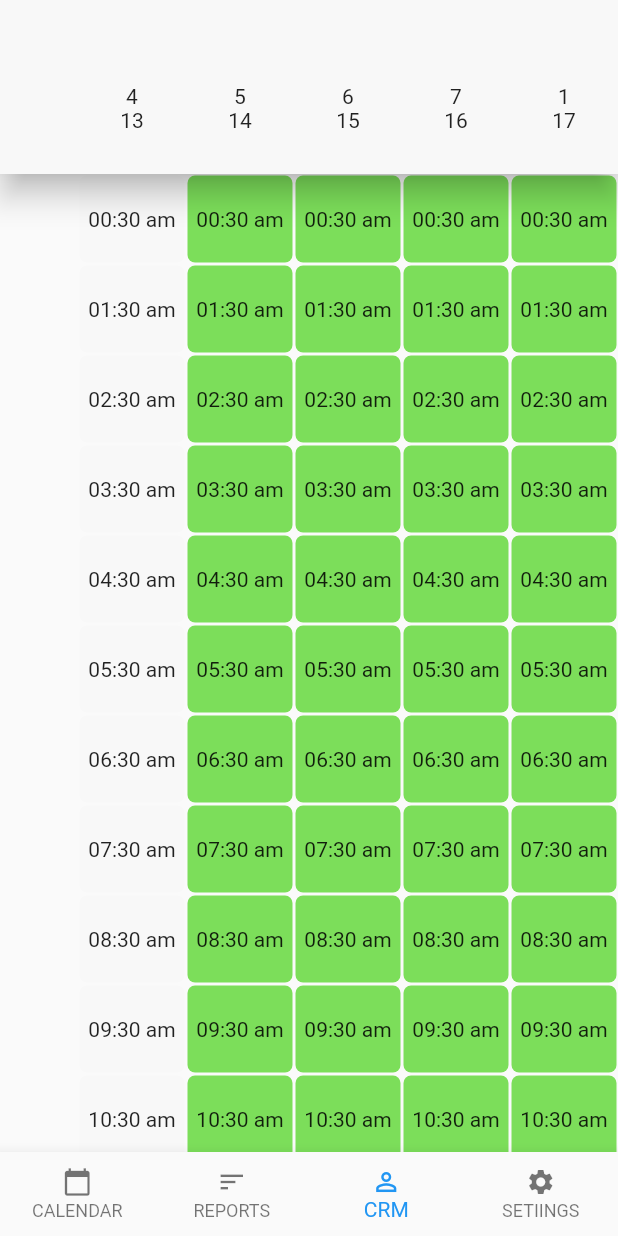
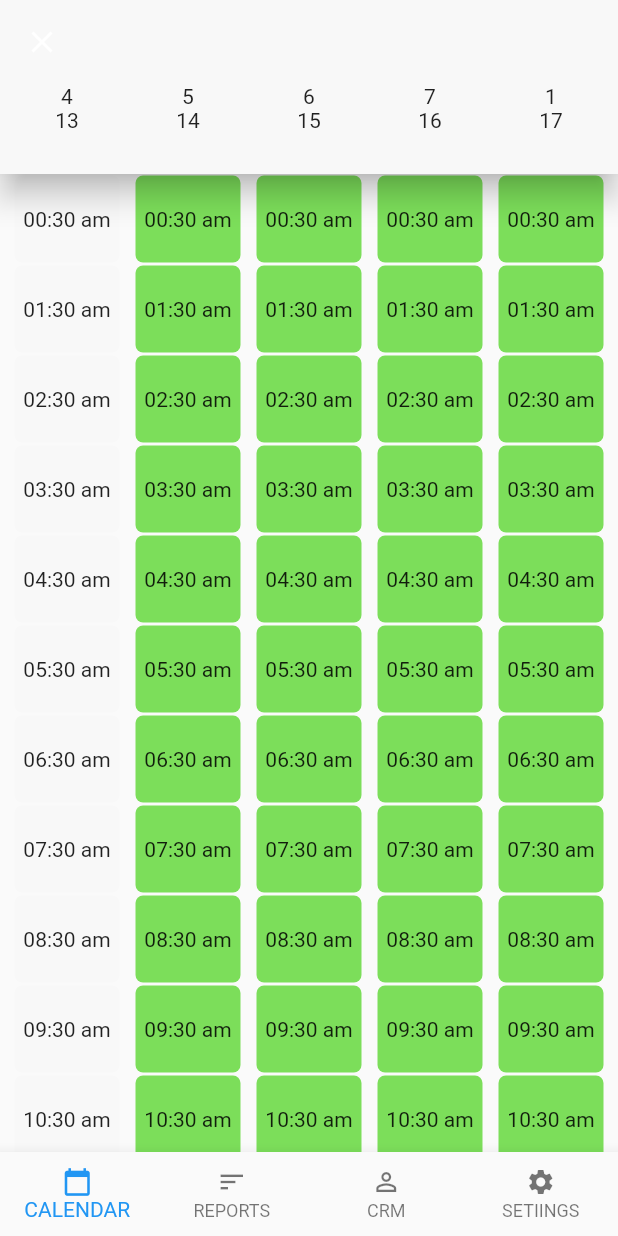
Before and after one commit to old-reynard/Badminton, a Flutter app: the screen it shows after launch, on a phone screen of 412 x 824 dp. Run offline on Flutter 3.47's test engine with Material 2 defaults, Android fonts, the phone set to English and light mode, and no system bars; our stand-ins replace flutter_svg.

Commit message:
backdrop added

```diff
--- /dev/null
+++ b/badminton/lib/UI/backdrop.dart
@@ -0,0 +1,92 @@
+import 'package:flutter/material.dart';
+
+import 'package:badminton/data/contract.dart';
+
+class Backdrop extends StatefulWidget {
+  final AnimationController controller;
+  final Widget backLayer;
+
+  Backdrop({this.controller, this.backLayer});
+
+  @override
+  _BackdropState createState() => _BackdropState();
+}
+
+class _BackdropState extends State<Backdrop> {
+  Animation<RelativeRect> getPanelAnimation(BoxConstraints constraints) {
+
+    final backPanelHeight = constraints.biggest.height;
+    final frontPanelHeight = BadSizes.backdropHeight;
+
+    return RelativeRectTween(
+            begin: RelativeRect.fromLTRB(
+                0.0, backPanelHeight, 0.0, 0.0),
+            end: RelativeRect.fromLTRB(0.0, frontPanelHeight, 0.0, 0.0))
+        .animate(
+            CurvedAnimation(parent: widget.controller, curve: Curves.linear));
+  }
+
+
+  bool get isBackdropVisible {
+    final AnimationStatus status = widget.controller.status;
+    return status == AnimationStatus.completed ||
+        status == AnimationStatus.forward;
+  }
+
+
+  Widget bothPanels(BuildContext context, BoxConstraints constraints) {
+
+    final double headerHeight = isBackdropVisible ? BadSizes.headerHeight : 0;
+
+    return Container(
+      child: Stack(
+        children: <Widget>[
+          widget.backLayer,
+          PositionedTransition(
+            rect: getPanelAnimation(constraints),
+            child: Material(
+              elevation: 12.0,
+              borderRadius: BorderRadius.only(
+                  topLeft: Radius.circular(BadSizes.headerBorderRadius),
+                  topRight: Radius.circular(BadSizes.headerBorderRadius)),
+              child: Column(
+                children: <Widget>[
+                  Container(
+                    height: headerHeight,
+                    child: Material(
+                      color: BadColors.accent,
+                      shape: RoundedRectangleBorder(
+                        borderRadius: BorderRadius.only(
+                            topLeft: Radius.circular(BadSizes.headerBorderRadius),
+                            topRight: Radius.circular(BadSizes.headerBorderRadius)),
+                      ),
+                      child: Center(
+                        child: Text(
+                          "Header",
+                        ),
+                      ),
+                    ),
+                  ),
+                  Expanded(
+                    child: Center(
+                      child: Text("Front Panel",
+                          style:
+                              TextStyle(fontSize: 24.0, color: Colors.black)),
+                    ),
+                  )
+                ],
+              ),
+            ),
+          )
+        ],
+      ),
+    );
+  }
+
+  @override
+  Widget build(BuildContext context) {
+    return LayoutBuilder(
+      builder: bothPanels,
+    );
+  }
+}
--- a/badminton/lib/UI/widgets.dart
+++ b/badminton/lib/UI/widgets.dart
@@ -1,13 +1,12 @@
 import 'package:flutter/material.dart';
 
 import 'package:badminton/data/contract.dart';
-import 'package:badminton/services/calendar_service.dart';
 
 class BadWidgets {
 
   static Widget bottomBar() {
     return BottomNavigationBar(
-      currentIndex: 2,
+      currentIndex: 0,
       type: BottomNavigationBarType.fixed,
       items: <BottomNavigationBarItem>[
         BottomNavigationBarItem(
@@ -71,17 +70,12 @@ class _CellState extends State<Cell> {
     return Container(
       width: width,
       height: height,
-      decoration: BoxDecoration(
-        borderRadius: BorderRadius.circular(5),
-      ),
-//      color: widget.color,
       child: Padding(
         padding: EdgeInsets.all(BadSizes.cellPadding),
         child: Material(
           color: widget.color,
           shape: RoundedRectangleBorder(borderRadius: BorderRadius.circular(5)),
           child: InkWell(
-            borderRadius: BorderRadius.circular(5),
             child: Center(
               child: Text(widget.text),
             )
--- a/badminton/lib/calendar.dart
+++ b/badminton/lib/calendar.dart
@@ -2,6 +2,7 @@ import 'package:flutter/material.dart';
 import 'data/contract.dart';
 import 'package:badminton/UI/widgets.dart';
 import 'services/calendar_service.dart';
+import 'package:badminton/UI/backdrop.dart';
 
 class CalendarPage extends StatefulWidget {
 
@@ -14,38 +15,59 @@ class CalendarPage extends StatefulWidget {
 }
 
 
-class _CalendarPageState extends State<CalendarPage> {
+class _CalendarPageState extends State<CalendarPage>
+  with SingleTickerProviderStateMixin {
 
+  AnimationController controller;
   Map available;
 
 
   @override
   void initState() {
     super.initState();
-    available = widget._calendarService.availability();
+    widget._calendarService.availability().then((json) {
+      setState(() {
+        available = json;
+      });
+    });
+
+    controller = AnimationController(
+      vsync: this,
+      duration: Duration(microseconds: BadSizes.backdropDuration),
+      value: 0.0
+    );
   }
+
+
+  @override
+  void dispose() {
+    super.dispose();
+    controller.dispose();
+  }
+
+
+  bool get isBackdropVisible {
+    final AnimationStatus status = controller.status;
+    return status == AnimationStatus.completed ||
+        status == AnimationStatus.forward;
+  }
+
 
   @override
   Widget build(BuildContext context) {
     return Scaffold(
       appBar: _appBar(),
-      body: SingleChildScrollView(
-        child: Center(
-          child: Row(
-            mainAxisAlignment: MainAxisAlignment.end,
-             children: calendarGrid(),
-          ),
-        ),
-      ),
+      body: Backdrop(controller: controller, backLayer: calendarGrid(),),
       bottomNavigationBar: BadWidgets.bottomBar(),
     );
   }
 
-  List<Widget> calendarGrid() {
+  Widget calendarGrid() {
 
     Color color;
 
     List<Widget> grid = <Widget>[];
+    if (available != null) {
       var dates = available.keys.toList();
       for (int i = 0; i < BadSizes.cellsPerScreen; i++) {
         color = (i == 0 ? BadColors.background : BadColors.main);
@@ -56,8 +78,17 @@ class _CalendarPageState extends State<CalendarPage> {
             )
         );
       }
+    }
 
-    return grid;
+    return SingleChildScrollView(
+        child: Center(
+          child: Row(
+            mainAxisAlignment: MainAxisAlignment.spaceEvenly,
+            mainAxisSize: MainAxisSize.max,
+            children: grid,
+          ),
+        ),
+      );
   }
 
   List<Widget> fromDate(Map date, Color color) {
@@ -78,11 +109,21 @@ class _CalendarPageState extends State<CalendarPage> {
 
   Widget _appBar() {
     return AppBar(
+      leading: new IconButton(
+        onPressed: () {
+          controller.fling(velocity: isBackdropVisible ? -1.0 : 1.0);
+        },
+        icon: new AnimatedIcon(
+          icon: AnimatedIcons.close_menu,
+          progress: controller.view,
+        ),
+      ),
       elevation: 8.0,
       backgroundColor: BadColors.background,
       bottom: PreferredSize(
           child: Row(
-            mainAxisAlignment: MainAxisAlignment.end,
+            mainAxisSize: MainAxisSize.max,
+            mainAxisAlignment: MainAxisAlignment.spaceEvenly,
             children: _populateHeader(),
           ),
           preferredSize: Size.fromHeight(BadSizes.cellHeight),
@@ -92,11 +133,13 @@ class _CalendarPageState extends State<CalendarPage> {
 
   List<Widget> _populateHeader() {
     List<Widget> header = <Widget>[];
+    if (available != null) {
       var dates = available.keys. toList();
       for (int i = 0; i < BadSizes.cellsPerScreen; i++) {
         DateTime date = dates[i];
         header.add(CellHeader(date: date.day, day: date.weekday.toString(),));
       }
+    }
     return header;
   }
 }
--- a/badminton/lib/data/contract.dart
+++ b/badminton/lib/data/contract.dart
@@ -36,10 +36,17 @@ class BadSizes {
 
   // Calendar cell dimensions
   static final double cellWidth = 72;
-  static final double cellHeight = 60;
+  static const double cellHeight = 60;
   static final double cellPadding = 1;
 
   static final int cellsPerScreen = 5;
+
+  // backdrop
+  static final int backdropDuration = 100;
+  static const double headerHeight = 50;
+  static const double headerBorderRadius = 10;
+  static const double backdropHeight = 375;
+
 }
 
 
--- a/badminton/pubspec.yaml
+++ b/badminton/pubspec.yaml
@@ -33,6 +33,7 @@ dev_dependencies:
 flutter:
   assets:
     - assets/calendar/
+    - assets/json/courts.json
 
   # The following line ensures that the Material Icons font is
   # included with your application, so that you can use the icons in
```
Also changed, not shown: badminton/assets/json/courts.json (added, +76 -0 lines), badminton/lib/services/calendar_service.dart (+42 -1 lines). Lines whose indentation alone changed are shown as unchanged.
